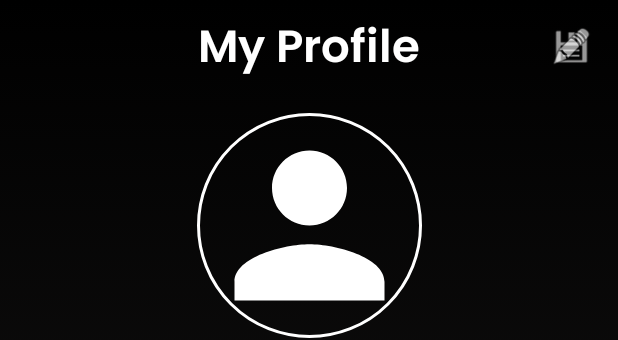
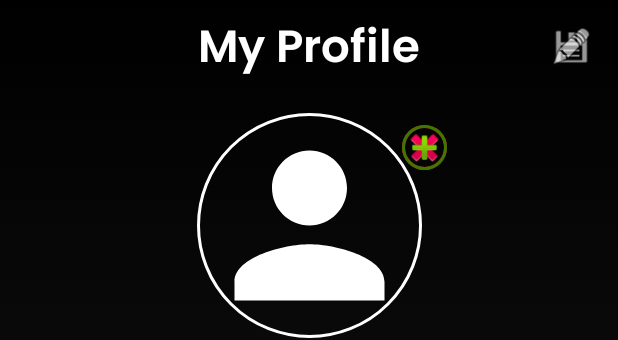
Before and after one commit to CMPUT301W19T09/SkipTheLibrary, an Android app: the layout activity_profile.xml on its own in the app's theme, with its tools: preview values and no code run, on a phone screen of 412 x 824 dp. Shown: the top 340 px of the screen. Run offline under Robolectric (Android 15) with nearby library versions, the phone set to English and light mode, and no system bars.

Commit message:
make it some that profile pictures are editable

```diff
--- a/app/src/main/res/layout/activity_profile.xml
+++ b/app/src/main/res/layout/activity_profile.xml
@@ -41,6 +41,34 @@
         android:layout_marginHorizontal="16dp"
         android:layout_marginVertical="16dp"
         android:background="@android:drawable/ic_menu_edit"/>
+
+    <de.hdodenhof.circleimageview.CircleImageView
+        android:id="@+id/deleteProfileImageButton"
+        android:layout_width="30dp"
+        android:layout_height="30dp"
+        android:layout_marginTop="8dp"
+        android:layout_marginEnd="128dp"
+        android:src="@android:drawable/ic_delete"
+        android:onClick="deleteImageOnClick"
+        app:civ_border_color="@color/BORROWED"
+        app:civ_border_width="2dp"
+        app:layout_constraintEnd_toEndOf="parent"
+        app:layout_constraintStart_toEndOf="@+id/profileImage"
+        app:layout_constraintTop_toTopOf="@+id/profileImage" />
+
+    <de.hdodenhof.circleimageview.CircleImageView
+        android:id="@+id/addProfileImageButton"
+        android:layout_width="30dp"
+        android:layout_height="30dp"
+        android:layout_marginTop="8dp"
+        android:layout_marginEnd="128dp"
+        android:src="@android:drawable/ic_input_add"
+        android:onClick="addImageOnClick"
+        app:civ_border_color="@color/AVAILABLE"
+        app:civ_border_width="2dp"
+        app:layout_constraintEnd_toEndOf="parent"
+        app:layout_constraintStart_toEndOf="@+id/profileImage"
+        app:layout_constraintTop_toTopOf="@+id/profileImage" />
 
     <de.hdodenhof.circleimageview.CircleImageView xmlns:app="http://schemas.android.com/apk/res-auto"
         android:id="@+id/profileImage"
```
Also changed, not shown: app/src/main/java/com/stl/skipthelibrary/Activities/ProfileActivity.java (+99 -1 lines).
